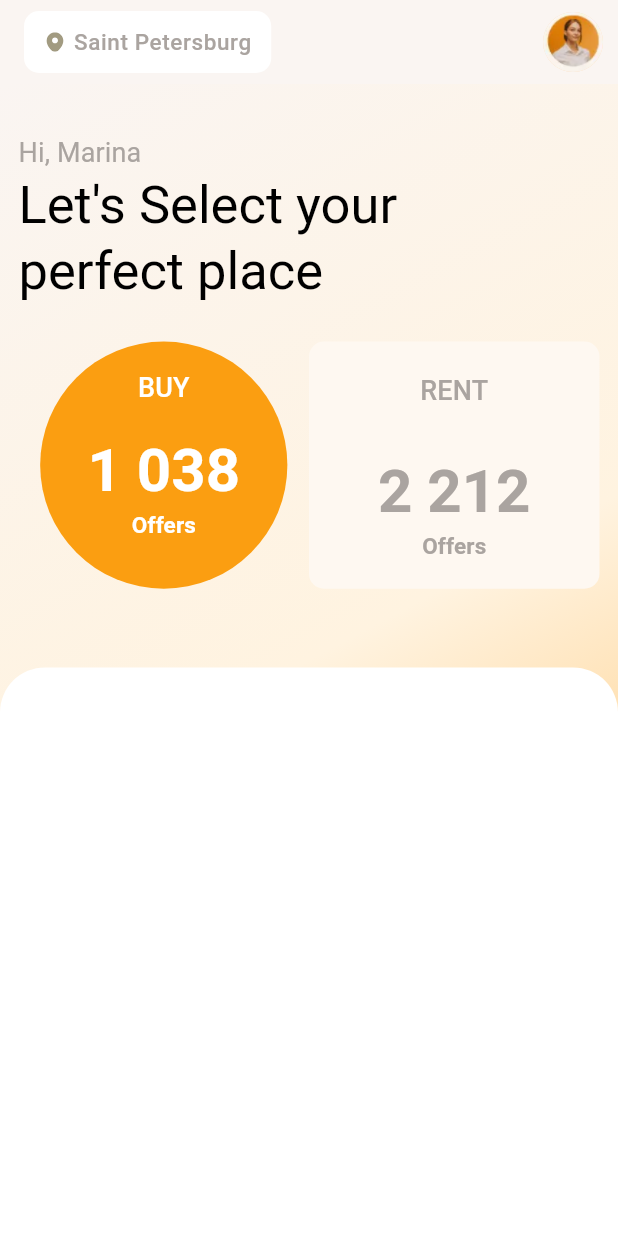
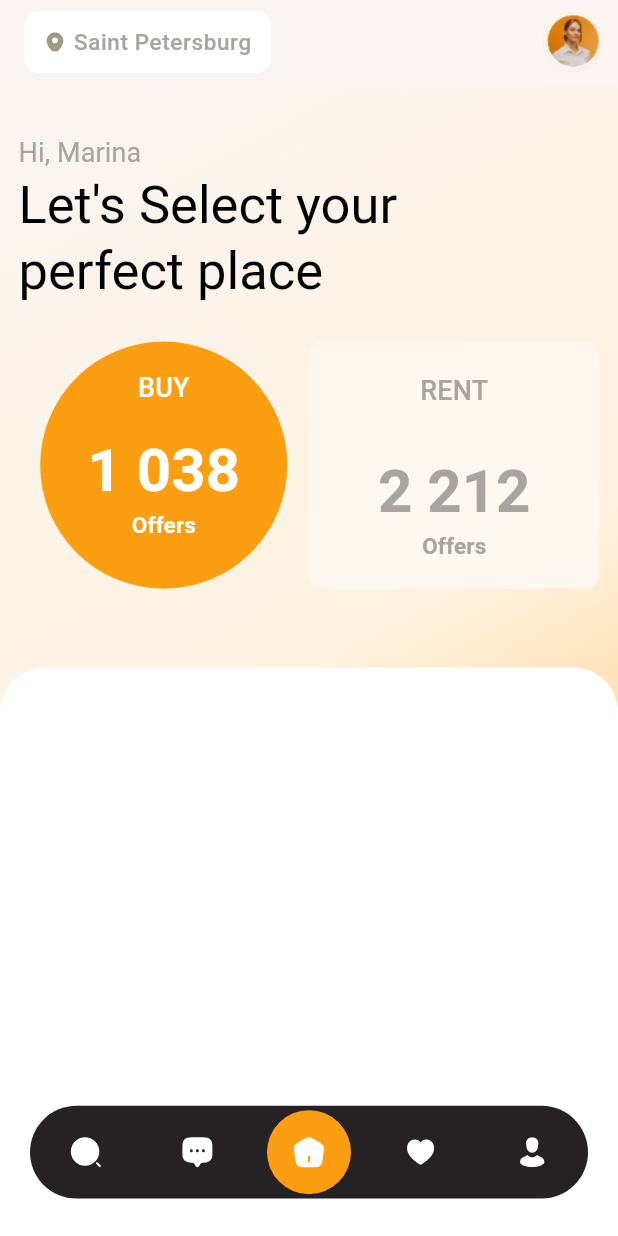
Before and after one commit to chiweliterem/Places, a Flutter app: the screen it shows after launch, on a phone screen of 412 x 824 dp. Run offline on Flutter 3.47's test engine with Material 3 defaults, Android fonts, the phone set to English and light mode, and no system bars; our stand-ins replace flutter_svg, google_fonts.

Commit message:
Completed bottom navigation bar and also mapped out gallary section.

```diff
--- a/lib/colors/colors.dart
+++ b/lib/colors/colors.dart
@@ -4,6 +4,7 @@ import 'package:flutter/material.dart';
 const kWhite = Color(0xffFFFFFF);
 const kBlack = Color(0xFF000000);
 const kPrimary = Color(0xffFB9E11);
+const kBottomAppBarBackground = Color(0xff262223);
 
 //AppBar Color
 const kBackgroundColor = Color(0xffFAF5F2);
--- /dev/null
+++ b/lib/enum/enum.dart
@@ -0,0 +1 @@
+enum Item { search, messaging, home, love, user }
--- /dev/null
+++ b/lib/reusable/custom_navigation_bar.dart
@@ -0,0 +1,140 @@
+import 'package:flutter/material.dart';
+import 'package:flutter_svg/svg.dart';
+import 'package:places/colors/colors.dart';
+import 'package:places/enum/enum.dart';
+
+class CustomNavigationBar extends StatefulWidget {
+  const CustomNavigationBar({super.key});
+
+  @override
+  State<CustomNavigationBar> createState() => _CustomNavigationBarState();
+}
+
+class _CustomNavigationBarState extends State<CustomNavigationBar> {
+  late Item currentItem;
+
+  @override
+  void initState() {
+    super.initState();
+    currentItem = Item.home;
+  }
+
+  @override
+  Widget build(BuildContext context) {
+    return Align(
+      alignment: Alignment.bottomCenter,
+      child: Container(
+        margin: EdgeInsets.symmetric(vertical: 25.0, horizontal: 20.0),
+        width: MediaQuery.of(context).size.width,
+        height: MediaQuery.of(context).size.height * 0.075,
+        decoration: BoxDecoration(
+          color: kBottomAppBarBackground,
+          borderRadius: BorderRadius.circular(50),
+        ),
+        child: Row(
+          children: [
+            Expanded(
+              flex: 2,
+              child: GestureDetector(
+                onTap: () {
+                  debugPrint("Searching...");
+                  setState(() {
+                    currentItem = Item.search;
+                  });
+                },
+                child: CircleAvatar(
+                  maxRadius: 28.0,
+                  backgroundColor:
+                      currentItem == Item.search
+                          ? kPrimary
+                          : Colors.transparent,
+                  child: SvgPicture.asset("assets/svgs/search.svg"),
+                ),
+              ),
+            ),
+            Expanded(
+              flex: 2,
+              child: GestureDetector(
+                onTap: () {
+                  setState(() {
+                    currentItem = Item.messaging;
+                  });
+                },
+                child: CircleAvatar(
+                  maxRadius: 28.0,
+                  backgroundColor:
+                      currentItem == Item.messaging
+                          ? kPrimary
+                          : Colors.transparent,
+                  child: SvgPicture.asset(
+                    "assets/svgs/chat.svg",
+                    color: kWhite,
+                  ),
+                ),
+              ),
+            ),
+            Expanded(
+              flex: 2,
+              child: GestureDetector(
+                onTap: () {
+                  setState(() {
+                    currentItem = Item.home;
+                  });
+                },
+                child: CircleAvatar(
+                  maxRadius: 28.0,
+                  backgroundColor:
+                      currentItem == Item.home ? kPrimary : Colors.transparent,
+                  child: SvgPicture.asset(
+                    "assets/svgs/home.svg",
+                    color: kWhite,
+                  ),
+                ),
+              ),
+            ),
+            Expanded(
+              flex: 2,
+              child: GestureDetector(
+                onTap: () {
+                  setState(() {
+                    currentItem = Item.love;
+                  });
+                },
+                child: CircleAvatar(
+                  maxRadius: 28.0,
+                  backgroundColor:
+                      currentItem == Item.love ? kPrimary : Colors.transparent,
+                  child: SvgPicture.asset(
+                    "assets/svgs/love.svg",
+                    color: kWhite,
+                  ),
+                ),
+              ),
+            ),
+            Expanded(
+              flex: 2,
+              child: GestureDetector(
+                onTap: () {
+                  setState(() {
+                    currentItem = Item.user;
+                  });
+                },
+                child: CircleAvatar(
+                  maxRadius: 28.0,
+                  backgroundColor:
+                      currentItem == Item.user ? kPrimary : Colors.transparent,
+                  child: SvgPicture.asset(
+                    "assets/svgs/person.svg",
+                    color: kWhite,
+                    width: 20.0,
+                    height: 20.0,
+                  ),
+                ),
+              ),
+            ),
+          ],
+        ),
+      ),
+    );
+  }
+}
--- a/lib/screens/home.dart
+++ b/lib/screens/home.dart
@@ -2,6 +2,7 @@ import 'package:flutter/material.dart';
 import 'package:places/colors/colors.dart';
 import 'package:places/reusable/app_title_widget.dart';
 import 'package:places/reusable/custom_app_title_and_shapes.dart';
+import 'package:places/reusable/custom_navigation_bar.dart';
 
 class Home extends StatefulWidget {
   final String appName;
@@ -26,8 +27,6 @@ class _HomeState extends State<Home> {
         ],
         actionsPadding: EdgeInsets.symmetric(horizontal: 10.0),
       ),
-
-      //BottomSheet
 
       //Scaffold body
       body: LayoutBuilder(
@@ -66,6 +65,9 @@ class _HomeState extends State<Home> {
                     ),
                   ),
                 ),
+
+                //Bottom Navigation bar
+                CustomNavigationBar(),
               ],
             ),
           );
```
Also changed, not shown: assets/svgs/search.svg.
